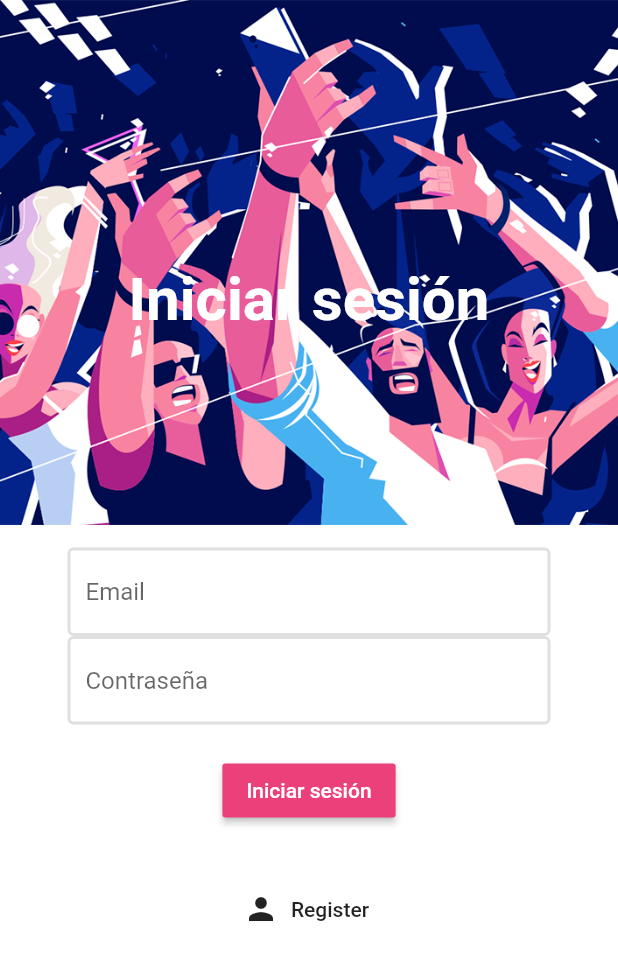
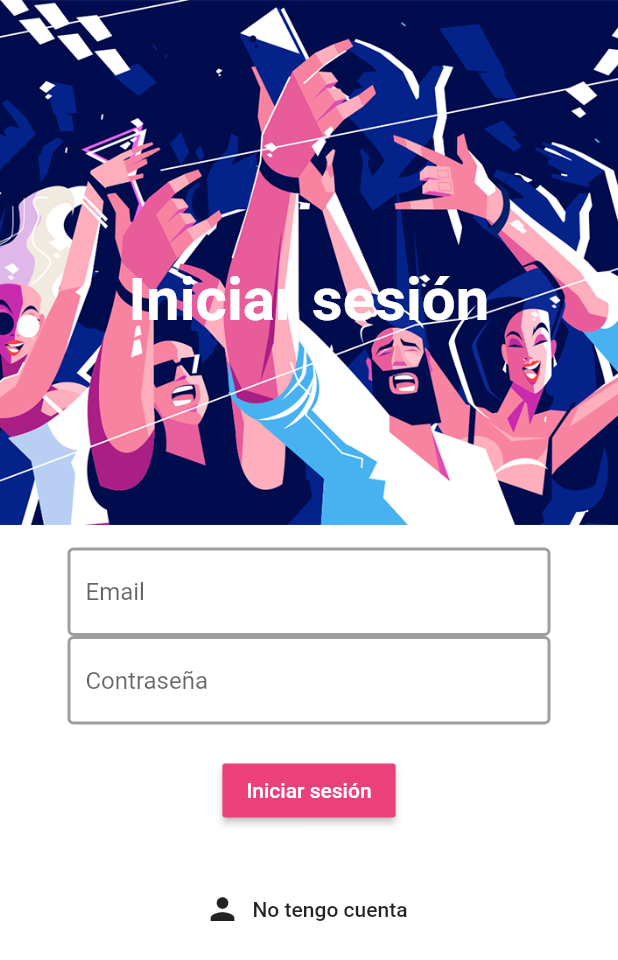
Before and after one commit to urimeba/fiestaap, a Flutter app: the screen it shows after launch, on a phone screen of 412 x 824 dp. Shown: the top 960 px of the screen. Run offline on Flutter 3.47's test engine with Material 2 defaults, Android fonts, the light colour scheme and no system bars; our stand-ins replace cloud_firestore, firebase_auth, flutter_spinkit, simple_animations; accounts and stored records are empty.

Commit message:
*feat* Signin, SignUp, AppBarBottom
Added those functionalities: now the user can register himself, plus do login and a AppBarBottom appears at home, showing three screens. One of the screens in the Profile screen, where there's still work to do

```diff
--- a/lib/main.dart
+++ b/lib/main.dart
@@ -1,19 +1,25 @@
-import 'package:fiestapp/screens/signin2.dart';
+import 'package:fiestapp/screens/wrapper.dart';
+import 'package:fiestapp/services/auth.dart';
 import 'package:flutter/material.dart';
-import 'package:fiestapp/theme/style.dart';
-import 'package:fiestapp/route_generator.dart';
+import 'package:provider/provider.dart';
+import 'models/user.dart';
 
 void main() => runApp(FiestApp());
 
 class FiestApp extends StatelessWidget {
   @override
   Widget build(BuildContext context){
-    return MaterialApp(
-      title: 'FiestApp',
-      theme: appTheme(),
-      debugShowCheckedModeBanner: false,
-      initialRoute: '/',
-      onGenerateRoute: RouteGenerator.generateRoute,
+  //   return MaterialApp(
+  //     title: 'FiestApp',
+  //     theme: appTheme(),
+  //     debugShowCheckedModeBanner: false,
+  //     initialRoute: '/',
+  //     onGenerateRoute: RouteGenerator.generateRoute,
+  //   );
+  // }
+  return StreamProvider<User>.value(
+      value: AuthService().user,
+      child: MaterialApp(home: Wrapper(),),
     );
   }
 }
--- /dev/null
+++ b/lib/models/user.dart
@@ -0,0 +1,10 @@
+class User{
+  final String uid;
+  User({ this.uid });
+}
+
+class UserData{
+  final String uid;
+  final String name;
+  UserData({this.uid, this.name});
+}
--- a/lib/route_generator.dart
+++ b/lib/route_generator.dart
@@ -1,13 +1,12 @@
 import 'package:fiestapp/screens/authenticate/authenticate.dart';
-import 'package:fiestapp/screens/prueba.dart';
+import 'package:fiestapp/screens/authenticate/signin2.dart';
+import 'package:fiestapp/screens/authenticate/signup2.dart';
 import 'package:flutter/material.dart';
 //Screens
-import 'package:fiestapp/screens/signin2.dart';
-import 'package:fiestapp/screens/signup2.dart';
 
 class RouteGenerator {
   static Route<dynamic> generateRoute(RouteSettings settings) {
-    final args = settings.arguments;
+    // final args = settings.arguments;
 
     switch(settings.name) {
       case '/':
--- a/lib/screens/authenticate/authenticate.dart
+++ b/lib/screens/authenticate/authenticate.dart
@@ -1,5 +1,5 @@
-import 'package:fiestapp/screens/signin2.dart';
-import 'package:fiestapp/screens/signup2.dart';
+import 'package:fiestapp/screens/authenticate/signin2.dart';
+import 'package:fiestapp/screens/authenticate/signup2.dart';
 import 'package:flutter/material.dart';
 
 class Authenticate extends StatefulWidget {
@@ -10,7 +10,6 @@ class Authenticate extends StatefulWidget {
 class _AuthenticateState extends State<Authenticate> {
 
   bool showSignIn = true;
-
   void toggleView(){
     setState(() => showSignIn = !showSignIn );
   }
--- a/lib/screens/signin2.dart
+++ b/lib/screens/authenticate/signin2.dart
@@ -1,7 +1,7 @@
-import 'package:fiestapp/screens/loading.dart';
-import 'package:fiestapp/screens/signin.dart';
+import 'package:fiestapp/shared/loading.dart';
+import 'package:fiestapp/shared/constants.dart';
+import 'package:fiestapp/services/auth.dart';
 import 'package:flutter/material.dart';
-
 
 class SignInPage extends StatefulWidget {
 
@@ -14,6 +14,7 @@ class SignInPage extends StatefulWidget {
 
 class _SignInPageState extends State<SignInPage> {
 
+  final AuthService _auth = AuthService();
   bool loading = false;
   final _formKey = GlobalKey<FormState>();
 
@@ -24,7 +25,7 @@ class _SignInPageState extends State<SignInPage> {
 
   @override
   Widget build(BuildContext context) {
-    return Scaffold(
+    return loading ? Loading() : Scaffold(
       resizeToAvoidBottomPadding: false,
       resizeToAvoidBottomInset: false,
       backgroundColor: Colors.white,
@@ -69,38 +70,14 @@ class _SignInPageState extends State<SignInPage> {
                         child: Column(
                           children: <Widget>[
                             TextFormField(
-                              decoration: InputDecoration(
-                                fillColor: Colors.white,
-                                filled: true,
-                                enabledBorder: OutlineInputBorder(
-                                  borderSide: BorderSide(color: Colors.grey[300], width: 2)
-                                ),
-                                focusedBorder: OutlineInputBorder(
-                                  borderSide: BorderSide(color: Colors.blue, width: 2)
-                                )
-                              ).copyWith(hintText: 'Email'),
+                              decoration: textInputDecoration.copyWith(hintText: 'Email'),
                               validator: (val) => val.isEmpty ? 'Ingresa tu correo' : null,
                               onChanged: (val){
                                 setState(() => email = val);
                               },
                             ),
                             TextFormField(
-                              decoration: InputDecoration(
-                                fillColor: Colors.white,
-                                filled: true,
-                                enabledBorder: OutlineInputBorder(
-                                  borderSide: BorderSide(
-                                    color: Colors.grey[300],
-                                    width: 2
-                                    )
-                                ),
-                                focusedBorder: OutlineInputBorder(
-                                  borderSide: BorderSide(
-                                    color: Colors.blue,
-                                    width: 2
-                                    ),
-                                )
-                              ).copyWith(hintText: 'Contraseña'),
+                              decoration: textInputDecoration.copyWith(hintText: 'Contraseña'),
                               validator: (val) => val.length < 6 ? 'Ingresa tu contraseña de +6 caracteres' : null,
                               obscureText: true,
                               onChanged: (val){
@@ -117,15 +94,15 @@ class _SignInPageState extends State<SignInPage> {
                               onPressed: () async{
 
                                 if(_formKey.currentState.validate()){
-                                  print(email);
-                                  print(password);
+                                  setState(() => loading = true);
+                                  dynamic result = await _auth.signInWithEmailAndPassword(email, password);
 
-
-                                }else{
+                                if(result==null){
                                   setState(() {
-                                    error='No se pudo logear';
-                                    loading=false;
+                                    error = 'Usuario o contraseña incorrectos';
+                                    loading = false;
                                   });
+                                }
                                 }
 
 
@@ -145,7 +122,7 @@ class _SignInPageState extends State<SignInPage> {
                             FlatButton.icon(
                                 onPressed: () => widget.toggleView(),
                                 icon: Icon(Icons.person),
-                                label: Text('Register')
+                                label: Text('No tengo cuenta')
                                 ),
 
 
--- a/lib/screens/signin.dart
+++ b/lib/screens/signin.dart
@@ -112,6 +112,7 @@ class SignInPage extends StatelessWidget {
                                 color: Theme.of(context).primaryColor,
                               ))),
                             ),
+                            onPressed: null,
                           ),
                         ),
                         Center(
--- a/lib/screens/wrapper.dart
+++ b/lib/screens/wrapper.dart
@@ -1,24 +1,22 @@
-// import 'package:brew_crew/screens/authenticate/authenticate.dart';
-// import 'package:brew_crew/screens/home/home.dart';
-import 'package:fiestapp/screens/signin.dart';
+import 'package:fiestapp/models/user.dart';
+import 'package:fiestapp/screens/authenticate/authenticate.dart';
+import 'package:fiestapp/screens/home/prueba.dart';
 import 'package:flutter/material.dart';
-// import 'package:provider/provider.dart';
-// import 'package:brew_crew/models/user.dart';
+import 'package:provider/provider.dart';
 
 class Wrapper extends StatelessWidget {
   @override
   Widget build(BuildContext context) {
 
-    // final user = Provider.of<User>(context);
-    // print(user);
-    final String user = null;
+    final user = Provider.of<User>(context);
+    print(user);
 
     // Return either home or authenticate Widget
     if(user==null){
-      return SignInPage();
+      return Authenticate();
     }
-    // else{
-    //   return Home();
-    // }
+    else{
+      return Home();
+    }
   }
 }
--- /dev/null
+++ b/lib/shared/constants.dart
@@ -0,0 +1,12 @@
+import 'package:flutter/material.dart';
+
+const textInputDecoration = InputDecoration(
+  fillColor: Colors.white,
+  filled: true,
+  enabledBorder: OutlineInputBorder(
+    borderSide: BorderSide(color: Colors.grey, width: 2)
+  ),
+  focusedBorder: OutlineInputBorder(
+    borderSide: BorderSide(color: Colors.blue, width: 2)
+  ),
+);
```
Also changed, not shown: lib/screens/authenticate/signup2.dart (renamed from lib/screens/signup2.dart, +38 -90 lines), lib/screens/home/prueba.dart (added, +53 -0 lines), lib/screens/home/prueba2.dart (added, +14 -0 lines), lib/screens/navigation/profile.dart (added, +33 -0 lines), lib/screens/prueba.dart (deleted, +0 -11 lines), lib/services/auth.dart (+70 -70 lines), lib/services/database.dart (added, +51 -0 lines), lib/screens/home/home.dart (added), lib/shared/loading.dart (renamed from lib/screens/loading.dart), 4 other files.
